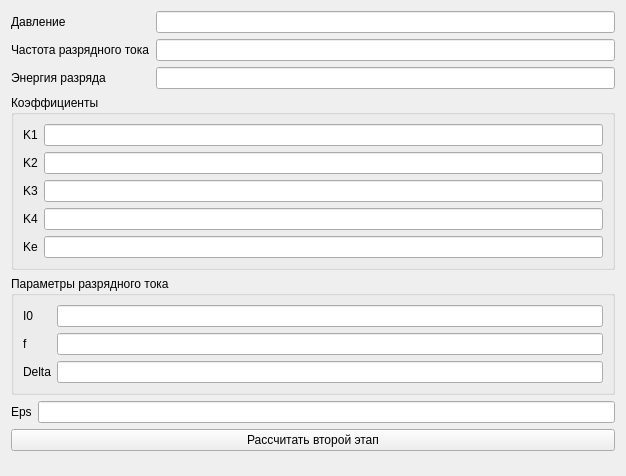
First picture: the form in gui/SecondaryParameters.ui, repository Kroshy1984/MIOM, before the edit.
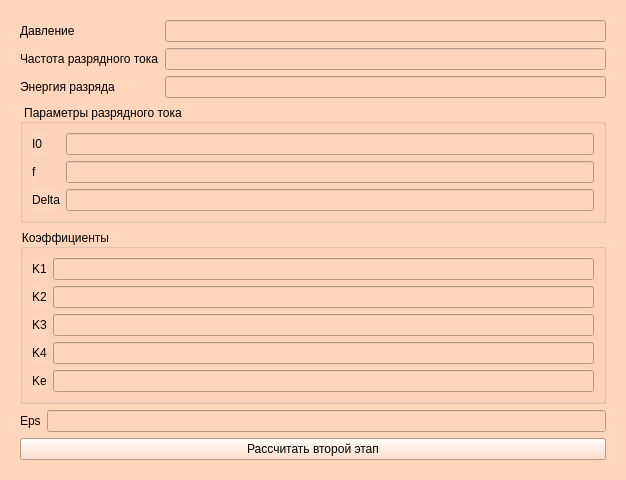
Second picture: the form after the edit.

Commit message: Add background, menu File, New, Open

```diff
--- a/gui/SecondaryParameters.ui
+++ b/gui/SecondaryParameters.ui
@@ -13,9 +13,13 @@
   <property name="windowTitle">
    <string>Form</string>
   </property>
+  <property name="styleSheet">
+   <string notr="true">QWidget { background-color: rgb(255, 213, 188) }</string>
+  </property>
   <layout class="QHBoxLayout" name="horizontalLayout_2">
    <item>
-    <layout class="QVBoxLayout" name="verticalLayout">
+    <widget class="QWidget" name="widget" native="true">
+     <layout class="QVBoxLayout" name="verticalLayout_3">
      <item>
       <layout class="QFormLayout" name="formLayout">
        <item row="0" column="0">
@@ -50,6 +54,45 @@
        </item>
       </layout>
      </item>
+      <item>
+       <widget class="QGroupBox" name="groupBox">
+        <property name="title">
+         <string>Параметры разрядного тока</string>
+        </property>
+        <layout class="QFormLayout" name="formLayout_3">
+         <item row="0" column="0">
+          <widget class="QLabel" name="label_12">
+           <property name="text">
+            <string>I0</string>
+           </property>
+          </widget>
+         </item>
+         <item row="1" column="0">
+          <widget class="QLabel" name="label_13">
+           <property name="text">
+            <string>f</string>
+           </property>
+          </widget>
+         </item>
+         <item row="2" column="0">
+          <widget class="QLabel" name="label_14">
+           <property name="text">
+            <string>Delta</string>
+           </property>
+          </widget>
+         </item>
+         <item row="0" column="1">
+          <widget class="QLineEdit" name="lineEditI0"/>
+         </item>
+         <item row="1" column="1">
+          <widget class="QLineEdit" name="lineEditF"/>
+         </item>
+         <item row="2" column="1">
+          <widget class="QLineEdit" name="lineEditDelta"/>
+         </item>
+        </layout>
+       </widget>
+      </item>
      <item>
       <widget class="QGroupBox" name="groupBox_2">
        <property name="title">
@@ -109,55 +152,16 @@
        </layout>
       </widget>
      </item>
-     <item>
-      <widget class="QGroupBox" name="groupBox">
-       <property name="title">
-        <string>Параметры разрядного тока</string>
-       </property>
-       <layout class="QFormLayout" name="formLayout_3">
-        <item row="0" column="0">
-         <widget class="QLabel" name="label_12">
-          <property name="text">
-           <string>I0</string>
-          </property>
-         </widget>
-        </item>
-        <item row="1" column="0">
-         <widget class="QLabel" name="label_13">
-          <property name="text">
-           <string>f</string>
-          </property>
-         </widget>
-        </item>
-        <item row="2" column="0">
-         <widget class="QLabel" name="label_14">
-          <property name="text">
-           <string>Delta</string>
-          </property>
-         </widget>
-        </item>
-        <item row="0" column="1">
-         <widget class="QLineEdit" name="lineEditI0"/>
-        </item>
-        <item row="1" column="1">
-         <widget class="QLineEdit" name="lineEditF"/>
-        </item>
-        <item row="2" column="1">
-         <widget class="QLineEdit" name="lineEditDelta"/>
-        </item>
-       </layout>
-      </widget>
-     </item>
      <item>
       <layout class="QFormLayout" name="formLayout_2">
-       <item row="1" column="0">
+        <item row="0" column="0">
         <widget class="QLabel" name="label_5">
          <property name="text">
           <string>Eps</string>
          </property>
         </widget>
        </item>
-       <item row="1" column="1">
+        <item row="0" column="1">
         <widget class="QLineEdit" name="lineEditEps"/>
        </item>
       </layout>
@@ -183,6 +187,7 @@
       </spacer>
      </item>
     </layout>
+    </widget>
    </item>
   </layout>
  </widget>
```
Lines whose indentation alone changed are shown as unchanged. The commit also changes 2 other files.
